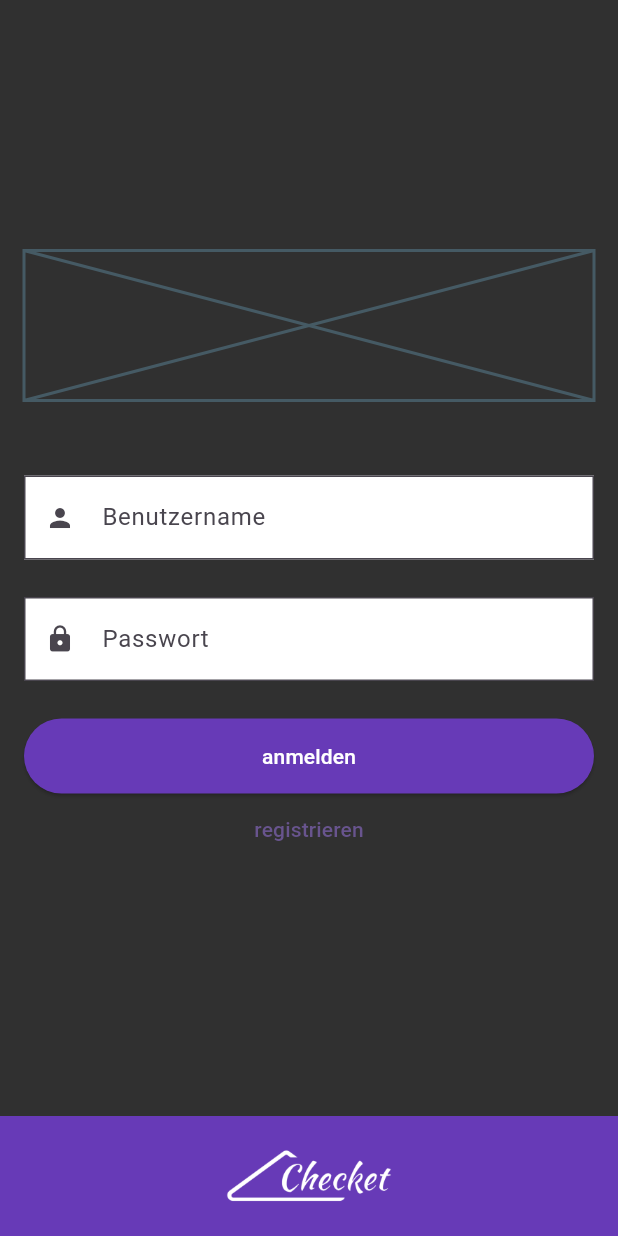
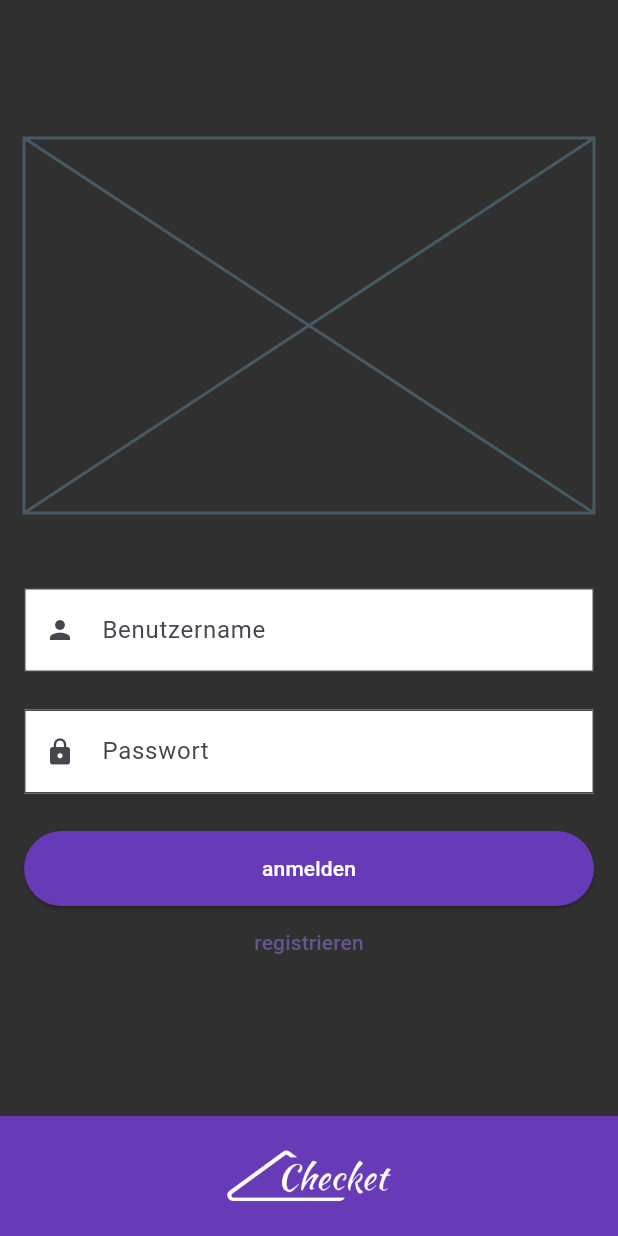
Before and after one commit to Zisu32/Checket_MobileAnwendungen, a Flutter app: the screen it shows after launch, on a phone screen of 412 x 824 dp. Run offline on Flutter 3.47's test engine with Material 3 defaults, Android fonts, the phone set to English and light mode, and no system bars; our stand-ins replace camera, image_picker, permission_handler, qr_flutter, shared_preferences; missing offline and left inert: qr_code_scanner.

```diff
--- a/app/lib/routes/login.dart
+++ b/app/lib/routes/login.dart
@@ -15,18 +15,36 @@ class LoginPage extends StatelessWidget {
     return FutureBuilder<String?>(
       future: getSavedImagePath(),
       builder: (context, snapshot) {
-        // Check for data and if the file exists
+        if (snapshot.connectionState == ConnectionState.waiting) {
+          return const Scaffold(
+            body: Center(child: CircularProgressIndicator()),
+          );
+        } else if (snapshot.hasError) {
+          return Scaffold(
+            body: Center(
+              child: Text('Error: ${snapshot.error}'),
+            ),
+          );
+        }
+
+        bool fileExists = false;
+        if (snapshot.hasData && snapshot.data != null) {
+          fileExists = File(snapshot.data!).existsSync();
+        }
+
         Widget imageWidget = Container(
-            height: 100,
-            child: snapshot.hasData && File(snapshot.data!).existsSync()
-                ? Image.file(
-                    File(
-                      snapshot.data!,
-                    ),
-                    fit: BoxFit.cover,
-                  ) // Use BoxFit.cover to make it look better
-                : const Placeholder(
-                    fallbackHeight: 100, fallbackWidth: double.infinity));
+          height: 250,
+          width: double.infinity,
+          child: fileExists
+              ? Image.file(
+            File(snapshot.data!),
+            fit: BoxFit.cover,
+          )
+              : const Placeholder(
+            fallbackHeight: 250,
+            fallbackWidth: double.infinity,
+          ),
+        );
 
         return Scaffold(
           backgroundColor: Colors.grey[850],
@@ -36,7 +54,7 @@ class LoginPage extends StatelessWidget {
               child: Column(
                 mainAxisAlignment: MainAxisAlignment.center,
                 children: <Widget>[
-                  imageWidget, // Show the image if available, or a placeholder if not
+                  imageWidget, // Correct placement inside the Column
                   const SizedBox(height: 50),
                   TextFormField(
                     decoration: InputDecoration(
@@ -71,18 +89,8 @@ class LoginPage extends StatelessWidget {
                   const SizedBox(height: 25),
                   ElevatedButton(
                     onPressed: () async {
-                      bool loginSuccessful = true; // Simulated login success
-
-                      if (loginSuccessful) {
-                        Navigator.popAndPushNamed(context, "/camera");
-                      } else {
-                        ScaffoldMessenger.of(context).showSnackBar(
-                          const SnackBar(
-                            content: Text("Login failed. Please try again."),
-                            backgroundColor: Colors.red,
-                          ),
-                        );
-                      }
+                      // Simplified login logic
+                      Navigator.popAndPushNamed(context, "/camera");
                     },
                     style: ElevatedButton.styleFrom(
                       minimumSize: const Size.fromHeight(50),
--- a/app/lib/routes/scanner.dart
+++ b/app/lib/routes/scanner.dart
@@ -50,7 +50,7 @@ class _ScannerPageState extends State<ScannerPage> {
           Expanded(
             flex: 1,
             child: Row(
-              mainAxisAlignment: MainAxisAlignment.spaceEvenly,
+              mainAxisAlignment: MainAxisAlignment.center,
               children: <Widget>[
                 ElevatedButton.icon(
                   onPressed: () {
```
Also changed, not shown: app/lib/routes/setting.dart (+6 -5 lines).
